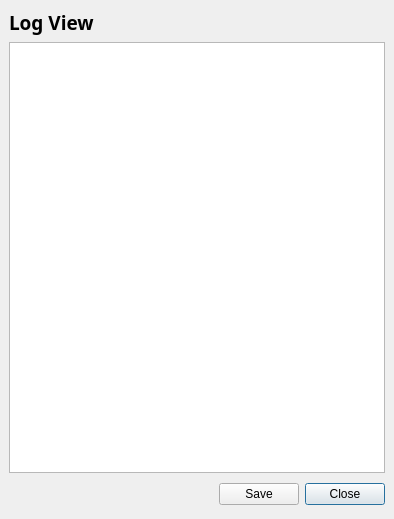
Old version of the form starviewer/src/core/qlogviewerbase.ui in the repository starviewer-medical/starviewer.
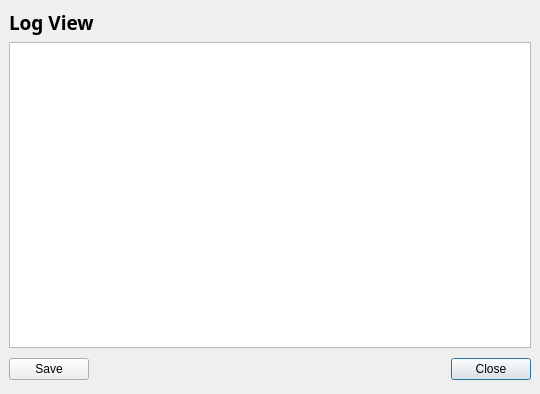
New version of the form. Icons and pictures are not drawn.

The edit to the form file:
```diff
--- a/starviewer/src/core/qlogviewerbase.ui
+++ b/starviewer/src/core/qlogviewerbase.ui
@@ -6,8 +6,8 @@
    <rect>
     <x>0</x>
     <y>0</y>
-    <width>394</width>
-    <height>519</height>
+    <width>540</width>
+    <height>394</height>
    </rect>
   </property>
   <property name="windowTitle">
@@ -17,19 +17,82 @@
    <iconset resource="../main/main.qrc">
     <normaloff>:/images/icons/log.svg</normaloff>:/images/icons/log.svg</iconset>
   </property>
-  <layout class="QVBoxLayout">
-   <property name="spacing">
-    <number>6</number>
+  <layout class="QGridLayout" name="gridLayout">
+   <property name="leftMargin">
+    <number>9</number>
    </property>
-   <property name="margin">
+   <property name="topMargin">
     <number>9</number>
    </property>
-   <item>
+   <property name="rightMargin">
+    <number>9</number>
+   </property>
+   <property name="bottomMargin">
+    <number>9</number>
+   </property>
+   <item row="2" column="0">
+    <widget class="QPushButton" name="m_saveButton">
+     <property name="text">
+      <string>Save</string>
+     </property>
+     <property name="icon">
+      <iconset resource="../main/main.qrc">
+       <normaloff>:/images/icons/document-save.svg</normaloff>:/images/icons/document-save.svg</iconset>
+     </property>
+    </widget>
+   </item>
+   <item row="2" column="1">
+    <spacer>
+     <property name="orientation">
+      <enum>Qt::Horizontal</enum>
+     </property>
+     <property name="sizeHint" stdset="0">
+      <size>
+       <width>131</width>
+       <height>31</height>
+      </size>
+     </property>
+    </spacer>
+   </item>
+   <item row="2" column="2">
+    <widget class="QPushButton" name="m_closeButton">
+     <property name="text">
+      <string>Close</string>
+     </property>
+     <property name="icon">
+      <iconset resource="../main/main.qrc">
+       <normaloff>:/images/icons/window-close.svg</normaloff>:/images/icons/window-close.svg</iconset>
+     </property>
+     <property name="default">
+      <bool>true</bool>
+     </property>
+    </widget>
+   </item>
+   <item row="1" column="0" colspan="3">
+    <widget class="QTextBrowser" name="m_logBrowser">
+     <property name="lineWrapMode">
+      <enum>QTextEdit::NoWrap</enum>
+     </property>
+     <property name="readOnly">
+      <bool>true</bool>
+     </property>
+    </widget>
+   </item>
+   <item row="0" column="0" colspan="3">
     <layout class="QHBoxLayout">
      <property name="spacing">
       <number>6</number>
      </property>
-     <property name="margin">
+     <property name="leftMargin">
+      <number>0</number>
+     </property>
+     <property name="topMargin">
+      <number>0</number>
+     </property>
+     <property name="rightMargin">
+      <number>0</number>
+     </property>
+     <property name="bottomMargin">
       <number>0</number>
      </property>
      <item>
@@ -64,56 +127,6 @@
      </item>
     </layout>
    </item>
-   <item>
-    <widget class="QTextBrowser" name="m_logBrowser">
-     <property name="lineWrapMode">
-      <enum>QTextEdit::NoWrap</enum>
-     </property>
-     <property name="readOnly">
-      <bool>true</bool>
-     </property>
-    </widget>
-   </item>
-   <item>
-    <layout class="QHBoxLayout">
-     <property name="spacing">
-      <number>6</number>
-     </property>
-     <property name="margin">
-      <number>0</number>
-     </property>
-     <item>
-      <spacer>
-       <property name="orientation">
-        <enum>Qt::Horizontal</enum>
-       </property>
-       <property name="sizeHint" stdset="0">
-        <size>
-         <width>131</width>
-         <height>31</height>
-        </size>
-       </property>
-      </spacer>
-     </item>
-     <item>
-      <widget class="QPushButton" name="m_saveButton">
-       <property name="text">
-        <string>Save</string>
-       </property>
-      </widget>
-     </item>
-     <item>
-      <widget class="QPushButton" name="m_closeButton">
-       <property name="text">
-        <string>Close</string>
-       </property>
-       <property name="default">
-        <bool>true</bool>
-       </property>
-      </widget>
-     </item>
-    </layout>
-   </item>
   </layout>
  </widget>
  <resources>
```
Left out of the diff: 1 changed line with no effect on the pictures.
